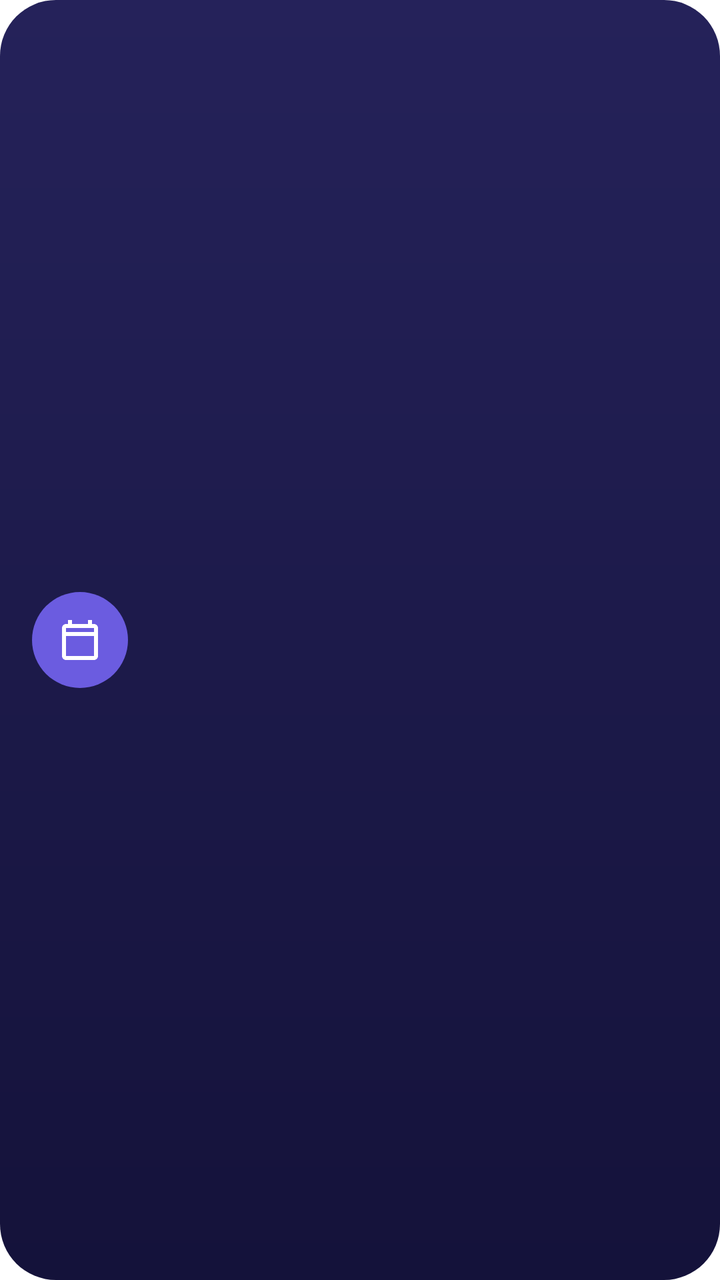
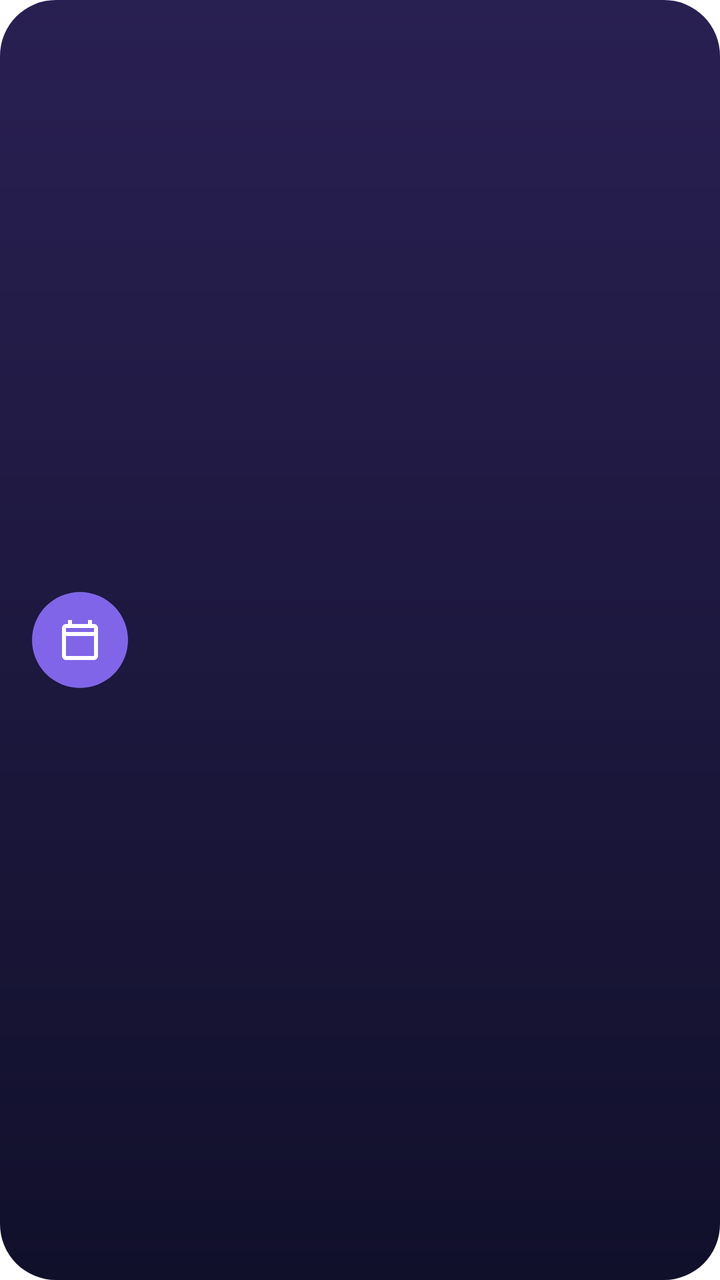

Before-and-after screenshots of an Android layout around one commit, followed by the original layout XML and the change that was made.
<!-- AndroidManifest.xml: fallback theme Theme.MaterialComponents.DayNight.NoActionBar -->
<!-- res/layout/widget_hrt.xml -->
<?xml version="1.0" encoding="utf-8"?>
<LinearLayout xmlns:android="http://schemas.android.com/apk/res/android"
    android:id="@+id/root"
    android:layout_width="match_parent"
    android:layout_height="match_parent"
    android:background="@drawable/widget_bg"
    android:gravity="center_vertical"
    android:orientation="horizontal"
    android:padding="16dp">

    <FrameLayout
        android:layout_width="48dp"
        android:layout_height="48dp">

        <ImageView
            android:layout_width="48dp"
            android:layout_height="48dp"
            android:src="@drawable/widget_icon_circle" />

        <ImageView
            android:layout_width="24dp"
            android:layout_height="24dp"
            android:layout_gravity="center"
            android:src="@drawable/ic_widget_calendar" />
    </FrameLayout>

    <LinearLayout
        android:layout_width="0dp"
        android:layout_height="wrap_content"
        android:layout_marginStart="12dp"
        android:layout_weight="1"
        android:orientation="vertical">

        <TextView
            android:id="@+id/title"
            android:layout_width="match_parent"
            android:layout_height="wrap_content"
            android:ellipsize="end"
            android:maxLines="2"
            android:textColor="#FFFFFF"
            android:textSize="18sp"
            android:textStyle="bold" />

        <TextView
            android:id="@+id/subtitle"
            android:layout_width="match_parent"
            android:layout_height="wrap_content"
            android:ellipsize="end"
            android:maxLines="1"
            android:textColor="#B8B0FF"
            android:textSize="13sp" />
    </LinearLayout>
</LinearLayout>
<!-- resources referenced by this layout -->
<resources>
  <!-- drawable ic_widget_calendar (drawable) -->
  <?xml version="1.0" encoding="utf-8"?>
  <vector xmlns:android="http://schemas.android.com/apk/res/android"
      android:width="24dp"
      android:height="24dp"
      android:viewportWidth="24"
      android:viewportHeight="24">
      <path
          android:fillColor="#FFFFFF"
          android:pathData="M19,4h-1V2h-2v2H8V2H6v2H5C3.89,4 3.01,4.9 3.01,6L3,20c0,1.1 0.89,2 2,2h14c1.1,0 2,-0.9 2,-2V6C21,4.9 20.1,4 19,4zM19,20H5V10h14V20zM19,8H5V6h14V8z" />
  </vector>
  <!-- drawable widget_bg (drawable) -->
  <?xml version="1.0" encoding="utf-8"?>
  <shape xmlns:android="http://schemas.android.com/apk/res/android" android:shape="rectangle">
      <gradient
          android:angle="270"
          android:endColor="#14123A"
          android:startColor="#25225A" />
      <corners android:radius="28dp" />
  </shape>
  <!-- drawable widget_icon_circle (drawable) -->
  <?xml version="1.0" encoding="utf-8"?>
  <shape xmlns:android="http://schemas.android.com/apk/res/android" android:shape="oval">
      <solid android:color="#6B5CE0" />
  </shape>
</resources>

<!-- the commit's change to res/layout/widget_hrt.xml (unified diff, before → after) -->
@@ -47,7 +47,7 @@
             android:layout_height="wrap_content"
             android:ellipsize="end"
             android:maxLines="1"
-            android:textColor="#B8B0FF"
+            android:textColor="#C7B8FF"
             android:textSize="13sp" />
     </LinearLayout>
 </LinearLayout>
<!-- resource entries referenced after the edit -->
@@ -16,14 +16,14 @@
   <shape xmlns:android="http://schemas.android.com/apk/res/android" android:shape="rectangle">
       <gradient
           android:angle="270"
-          android:endColor="#14123A"
-          android:startColor="#25225A" />
+          android:endColor="#11102B"
+          android:startColor="#292052" />
       <corners android:radius="28dp" />
   </shape>
   <!-- drawable widget_icon_circle (drawable) -->
   <?xml version="1.0" encoding="utf-8"?>
   <shape xmlns:android="http://schemas.android.com/apk/res/android" android:shape="oval">
-      <solid android:color="#6B5CE0" />
+      <solid android:color="#8065E8" />
   </shape>
 </resources>
 
